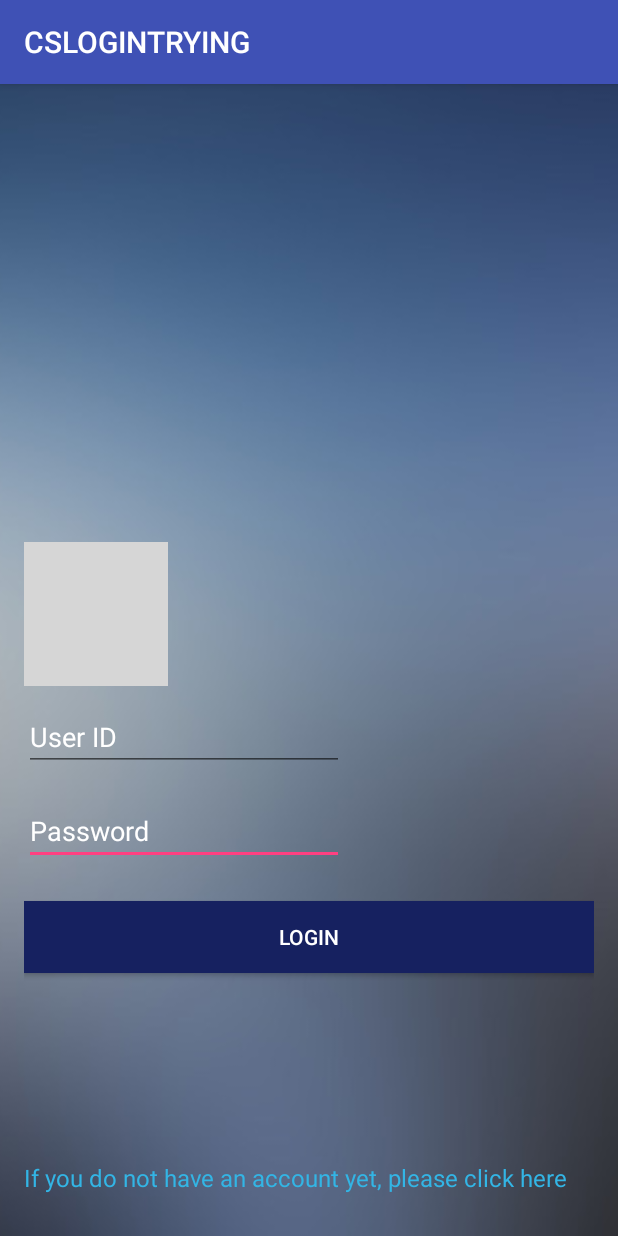
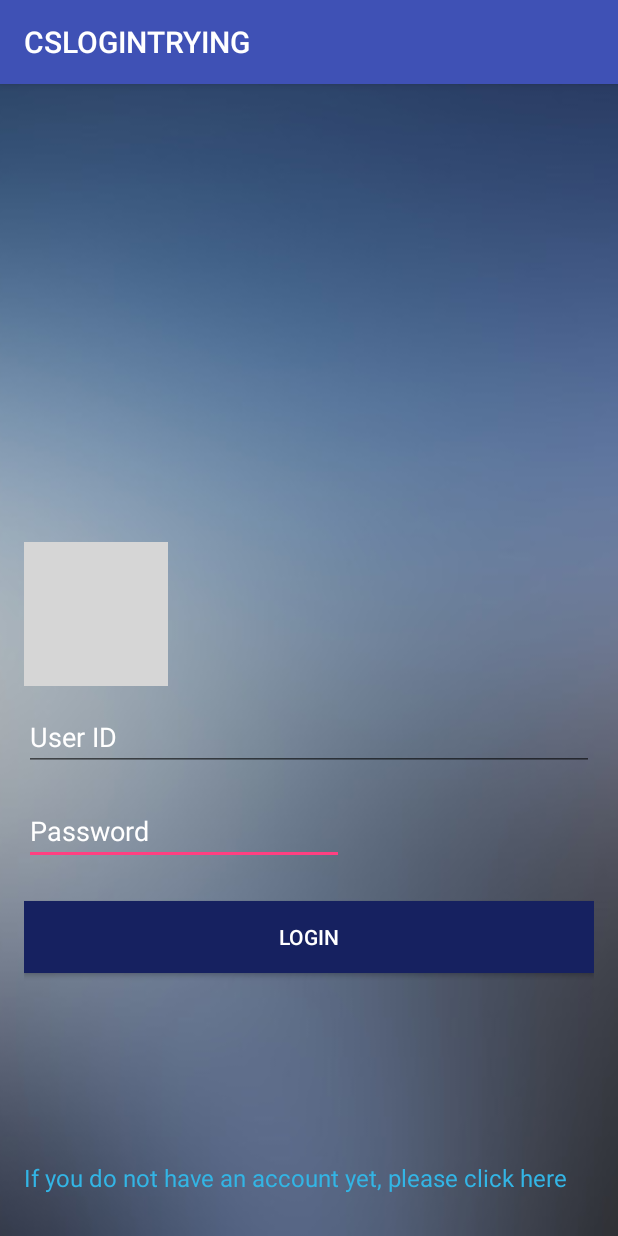
Before and after one commit to liutavaras/CSsecond, an Android app: the screen it shows after launch (LoginPage), on a phone screen of 412 x 824 dp. Run offline under Robolectric (Android 15) with nearby library versions, the phone set to English and light mode, and no system bars; grey boxes are pictures that could not be loaded.

Commit message:
Just testing

```diff
--- a/app/src/main/res/layout/activity_login_page.xml
+++ b/app/src/main/res/layout/activity_login_page.xml
@@ -68,7 +68,9 @@
         android:layout_above="@+id/etPassword"
         android:layout_alignParentLeft="true"
         android:layout_alignParentStart="true"
-        android:layout_marginBottom="17dp" />
+        android:layout_marginBottom="17dp"
+        android:layout_alignParentRight="true"
+        android:layout_alignParentEnd="true" />
 
     <ImageView
         android:layout_width="wrap_content"
```
